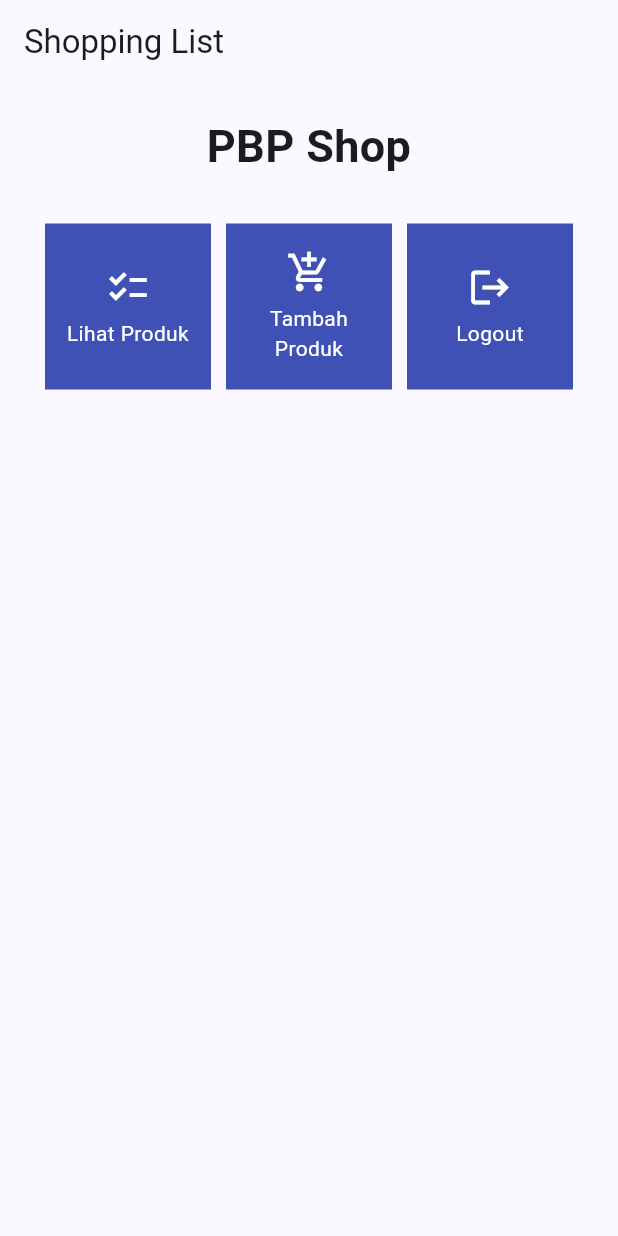
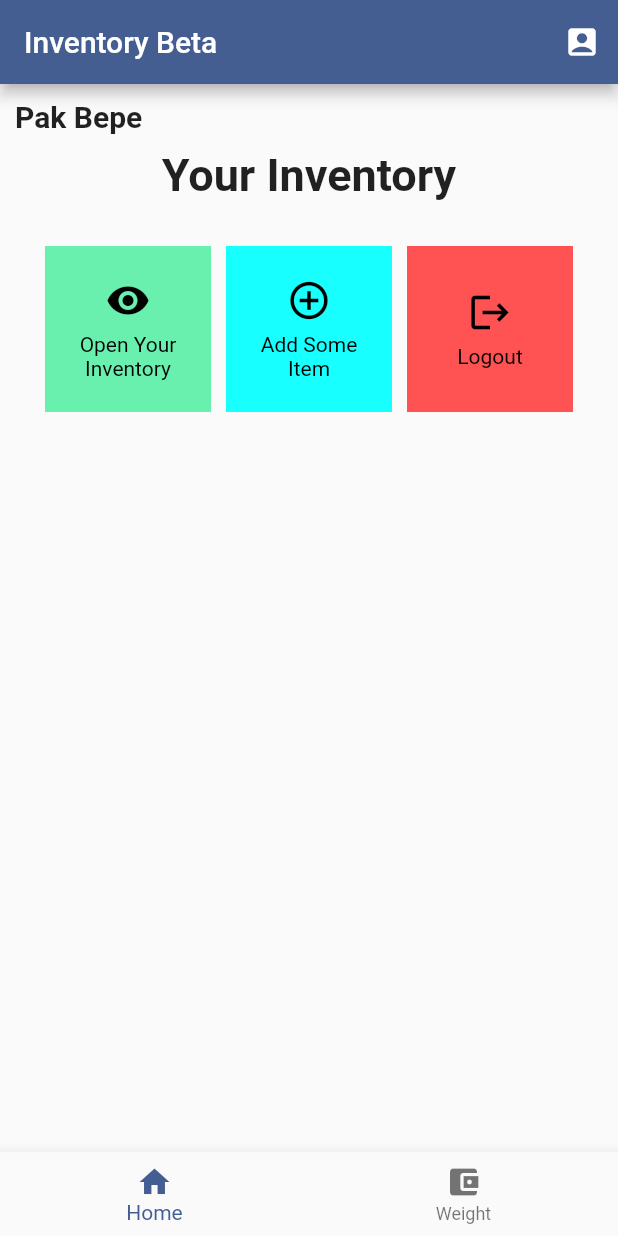
Before and after one commit to LesmanaArya/InventoryBeta-Mobile, a Flutter app: the screen it shows after launch, on a phone screen of 412 x 824 dp. Run offline on Flutter 3.47's test engine with Material 2 defaults, Android fonts, the light colour scheme and no system bars.

Commit message:
Done tugas 7

```diff
--- a/lib/main.dart
+++ b/lib/main.dart
@@ -12,7 +12,8 @@ class MyApp extends StatelessWidget {
   @override
   Widget build(BuildContext context) {
     return MaterialApp(
-      title: 'Flutter Demo',
+      debugShowCheckedModeBanner: false, //Remove debug banner
+      title: 'Inventory Beta',
       theme: ThemeData(
         // This is the theme of your application.
         //
@@ -29,8 +30,7 @@ class MyApp extends StatelessWidget {
         //
         // This works for code too, not just values: Most code changes can be
         // tested with just a hot reload.
-        colorScheme: ColorScheme.fromSeed(seedColor: Colors.indigo),
-        useMaterial3: true,
+        colorScheme: ColorScheme.fromSeed(seedColor: Colors.blueAccent),
       ),
       home: MyHomePage(),
     );
--- a/lib/menu.dart
+++ b/lib/menu.dart
@@ -1,21 +1,22 @@
 import 'package:flutter/material.dart';
 
-class ShopItem {
+class InventoryComponent {
   final String name;
   final IconData icon;
+  final Color color; //Tambahkan atribut color untuk tiap komponen tombol
 
-  ShopItem(this.name, this.icon);
+  InventoryComponent(this.name, this.icon, this.color);
 }
 
-class ShopCard extends StatelessWidget {
-  final ShopItem item;
+class InventoryCard extends StatelessWidget {
+  final InventoryComponent item;
 
-  const ShopCard(this.item, {super.key}); // Constructor
+  const InventoryCard(this.item, {super.key}); // Constructor
 
   @override
   Widget build(BuildContext context) {
     return Material(
-      color: Colors.indigo,
+      color: item.color,
       child: InkWell(
         // Area responsive terhadap sentuhan
         onTap: () {
@@ -34,14 +35,14 @@ class ShopCard extends StatelessWidget {
               children: [
                 Icon(
                   item.icon,
-                  color: Colors.white,
+                  color: Colors.black,
                   size: 30.0,
                 ),
                 const Padding(padding: EdgeInsets.all(3)),
                 Text(
                   item.name,
                   textAlign: TextAlign.center,
-                  style: const TextStyle(color: Colors.white),
+                  style: const TextStyle(color: Colors.black),
                 ),
               ],
             ),
@@ -54,18 +55,31 @@ class ShopCard extends StatelessWidget {
 
 class MyHomePage extends StatelessWidget {
   MyHomePage({Key? key}) : super(key: key);
-  final List<ShopItem> items = [
-    ShopItem("Lihat Produk", Icons.checklist),
-    ShopItem("Tambah Produk", Icons.add_shopping_cart),
-    ShopItem("Logout", Icons.logout),
+  final List<InventoryComponent> items = [
+    InventoryComponent("Open Your Inventory", Icons.visibility, Colors.greenAccent),
+    InventoryComponent("Add Some Item", Icons.add_circle_outline, Colors.cyanAccent),
+    InventoryComponent("Logout", Icons.logout, Colors.redAccent),
   ];
   @override
   Widget build(BuildContext context) {
     return Scaffold(
         appBar: AppBar(
           title: const Text(
-          'Shopping List',
+            'Inventory Beta',
           ),
+          actions: [
+            IconButton(
+              icon: const Icon(Icons.account_box),
+              tooltip: 'Your Account',
+              onPressed: () {
+                ScaffoldMessenger.of(context)
+                  ..hideCurrentSnackBar()
+                  ..showSnackBar(
+                  const SnackBar(content: Text("Kamu menekan tombol Akun"))
+                );
+              },
+            )
+          ],
         ),
         body: SingleChildScrollView(
           // Widget wrapper yang dapat discroll
@@ -74,11 +88,21 @@ class MyHomePage extends StatelessWidget {
             child: Column(
               // Widget untuk menampilkan children secara vertikal
               children: <Widget>[
+                const Align(
+                  alignment: Alignment.topLeft,
+                  child: Text(
+                    "Pak Bepe",
+                    style: TextStyle(
+                      fontSize: 20,
+                      fontWeight: FontWeight.bold,
+                    ),
+                  ),
+                ),
                 const Padding(
                   padding: EdgeInsets.only(top: 10.0, bottom: 10.0),
                   // Widget Text untuk menampilkan tulisan dengan alignment center dan style yang sesuai
                   child: Text(
-                  'PBP Shop', // Text yang menandakan toko
+                    'Your Inventory', // Text yang menandakan toko
                     textAlign: TextAlign.center,
                     style: TextStyle(
                       fontSize: 30,
@@ -95,15 +119,27 @@ class MyHomePage extends StatelessWidget {
                   mainAxisSpacing: 10,
                   crossAxisCount: 3,
                   shrinkWrap: true,
-                children: items.map((ShopItem item) {
+                  children: items.map((InventoryComponent item) {
                     // Iterasi untuk setiap item
-                  return ShopCard(item);
+                    return InventoryCard(item);
                   }).toList(),
                 ),
               ],
             ),
           ),
         ),
+        bottomNavigationBar: BottomNavigationBar(
+          items: const [
+            BottomNavigationBarItem(
+              label: "Home",
+              icon: Icon(Icons.home),
+            ),
+            BottomNavigationBarItem(
+              label: "Weight",
+              icon: Icon(Icons.account_balance_wallet),
+            ),
+          ],
+        )
     );
   }
 }
```
Also changed, not shown: 1 other file. Lines whose indentation alone changed are shown as unchanged.
